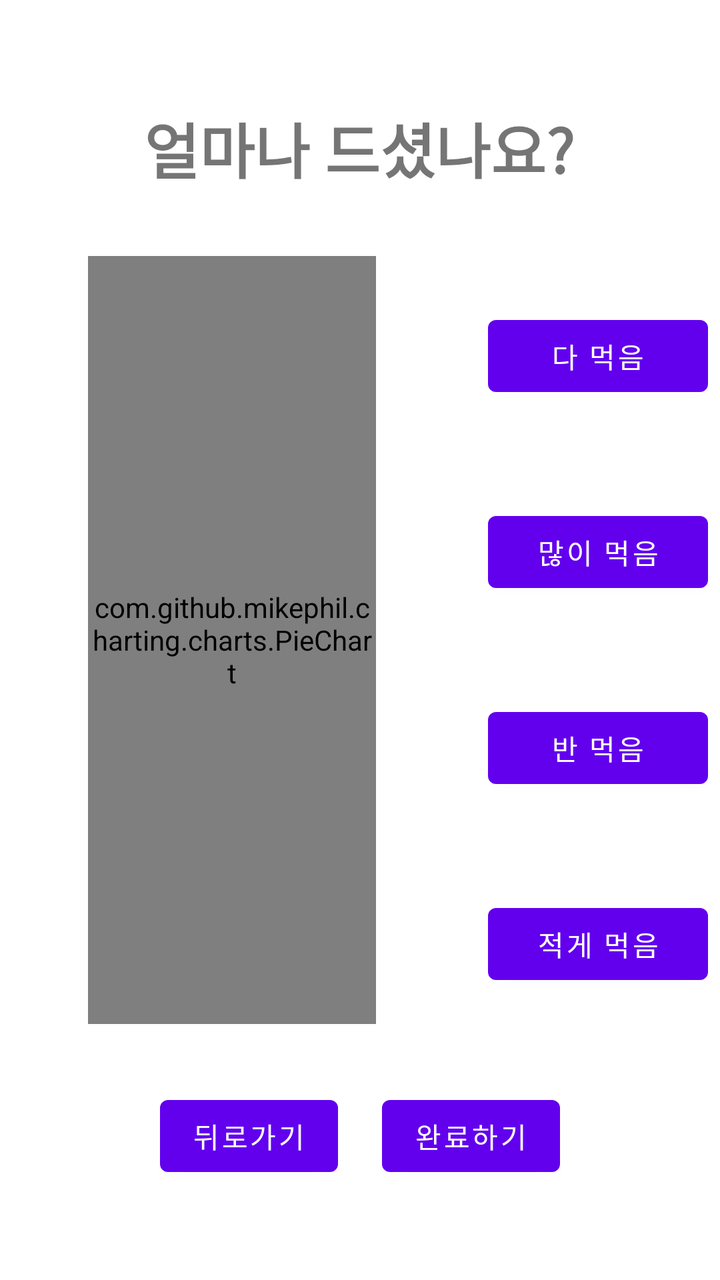
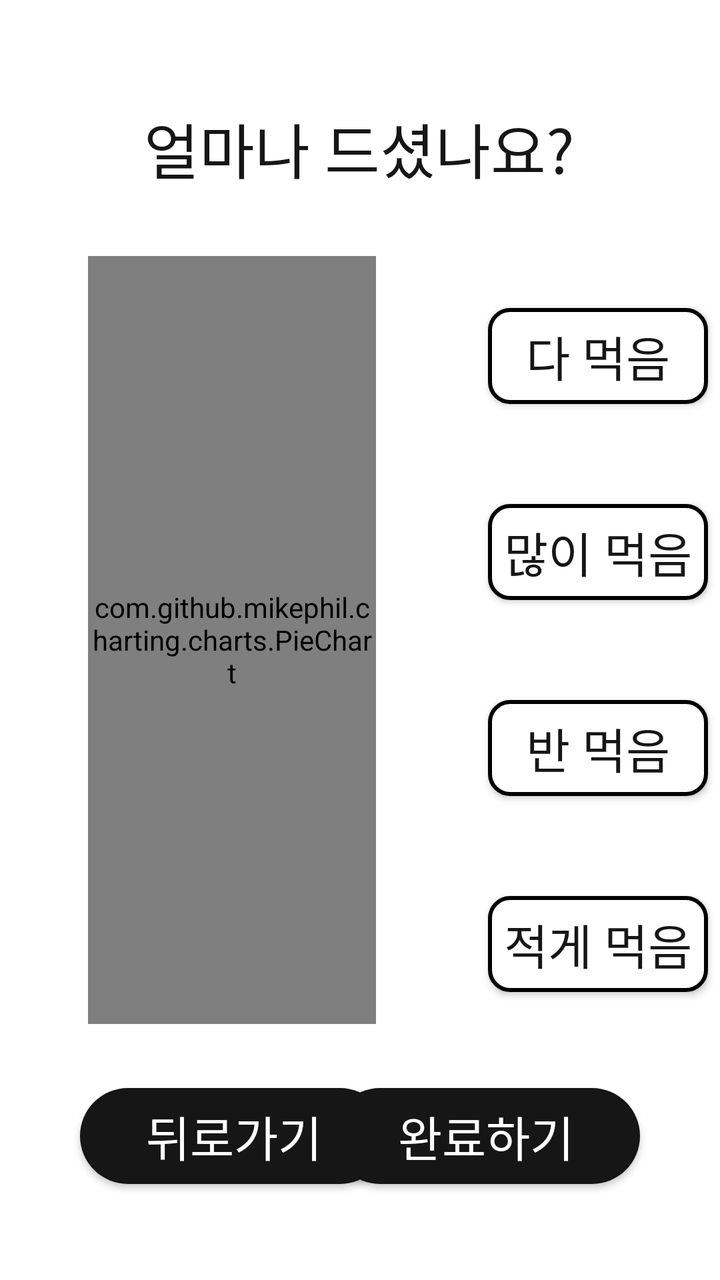

The first picture is an Android layout as it rendered before a commit; the second is the same layout after the commit. The layout source and the unified diff follow.
<!-- AndroidManifest.xml: application theme Theme.BeYourEyes -->
<!-- res/layout/activity_food_info_intake.xml -->
<?xml version="1.0" encoding="utf-8"?>

<androidx.constraintlayout.widget.ConstraintLayout
    xmlns:android="http://schemas.android.com/apk/res/android"
    xmlns:app="http://schemas.android.com/apk/res-auto"
    xmlns:tools="http://schemas.android.com/tools"
    android:layout_width="match_parent"
    android:layout_height="match_parent"
    tools:context=".OcActivity">

    <com.github.mikephil.charting.charts.PieChart
        android:id="@+id/pieChartScanSuccess2"
        android:layout_width="0dp"
        android:layout_height="0dp"
        android:layout_marginStart="44dp"
        app:layout_constraintBottom_toBottomOf="parent"
        app:layout_constraintHeight_percent="0.6"
        app:layout_constraintStart_toStartOf="parent"
        app:layout_constraintTop_toTopOf="parent"
        app:layout_constraintWidth_percent="0.4" />

    <Button
        android:id="@+id/button1"
        android:layout_width="110dp"
        android:layout_height="wrap_content"
        android:layout_marginStart="56dp"
        android:layout_marginTop="10dp"
        android:text="다 먹음"
        app:layout_constraintBottom_toTopOf="@id/button2"
        app:layout_constraintStart_toEndOf="@id/pieChartScanSuccess2"
        app:layout_constraintTop_toTopOf="@id/pieChartScanSuccess2"
        app:layout_constraintVertical_chainStyle="packed" />

    <Button
        android:id="@+id/button2"
        android:layout_width="110dp"
        android:layout_height="wrap_content"
        android:layout_marginStart="56dp"
        android:text="많이 먹음"
        android:layout_marginTop="50dp"
        app:layout_constraintBottom_toTopOf="@id/button3"
        app:layout_constraintStart_toEndOf="@id/pieChartScanSuccess2"
        app:layout_constraintTop_toBottomOf="@id/button1"
        app:layout_constraintVertical_chainStyle="packed" />


    <Button
        android:id="@+id/button3"
        android:layout_width="110dp"
        android:layout_height="wrap_content"
        android:layout_marginStart="56dp"
        android:text="반 먹음"
        android:layout_marginTop="50dp"
        app:layout_constraintBottom_toTopOf="@id/button4"
        app:layout_constraintStart_toEndOf="@id/pieChartScanSuccess2"
        app:layout_constraintTop_toBottomOf="@id/button2"
        app:layout_constraintVertical_chainStyle="packed" />

    <Button
        android:id="@+id/button4"
        android:layout_width="110dp"
        android:layout_height="wrap_content"
        android:layout_marginStart="56dp"
        android:text="적게 먹음"
        android:layout_marginTop="50dp"
        app:layout_constraintBottom_toBottomOf="@id/pieChartScanSuccess2"
        app:layout_constraintStart_toEndOf="@id/pieChartScanSuccess2"
        app:layout_constraintTop_toBottomOf="@id/button3"
        app:layout_constraintVertical_chainStyle="packed" />

    <Button
        android:id="@+id/button16"
        android:layout_width="wrap_content"
        android:layout_height="wrap_content"
        android:layout_marginStart="80dp"
        android:layout_marginBottom="48dp"
        android:text="뒤로가기"
        app:layout_constraintBottom_toBottomOf="parent"
        app:layout_constraintEnd_toStartOf="@+id/button17"
        app:layout_constraintHorizontal_bias="0.0"
        app:layout_constraintStart_toStartOf="parent" />

    <Button
        android:id="@+id/button17"
        android:layout_width="wrap_content"
        android:layout_height="wrap_content"
        android:layout_marginEnd="80dp"
        android:layout_marginBottom="48dp"
        android:text="완료하기"
        app:layout_constraintBottom_toBottomOf="parent"
        app:layout_constraintEnd_toEndOf="parent" />

    <TextView
        android:id="@+id/textView3"
        android:layout_width="wrap_content"
        android:layout_height="wrap_content"
        android:layout_marginTop="52dp"
        android:text="얼마나 드셨나요?"
        android:textSize="30sp"
        android:textStyle="bold"
        app:layout_constraintEnd_toEndOf="parent"
        app:layout_constraintHorizontal_bias="0.498"
        app:layout_constraintStart_toStartOf="parent"
        app:layout_constraintTop_toTopOf="parent" />


</androidx.constraintlayout.widget.ConstraintLayout>
<!-- resources referenced by this layout -->
<resources>
  <style name="Theme.BeYourEyes" parent="Theme.MaterialComponents.DayNight.DarkActionBar">
          
          <item name="colorPrimary">@color/purple_500</item>
          <item name="colorPrimaryVariant">@color/purple_700</item>
          <item name="colorOnPrimary">@color/white</item>
          
          <item name="colorSecondary">@color/teal_200</item>
          <item name="colorSecondaryVariant">@color/teal_700</item>
          <item name="colorOnSecondary">@color/black</item>
          
          <item name="android:statusBarColor">?attr/colorPrimaryVariant</item>
          
  
          
          <item name="windowNoTitle">true</item>
          
          <item name="android:windowFullscreen">true</item>
      </style>
  <color name="purple_500">#FF6200EE</color>
  <color name="purple_700">#FF3700B3</color>
  <color name="white">#FFFFFFFF</color>
  <color name="teal_200">#FF03DAC5</color>
  <color name="teal_700">#FF018786</color>
  <color name="black">#FF161616</color>
</resources>

<!-- the commit's change to res/layout/activity_food_info_intake.xml (unified diff, before → after) -->
@@ -5,8 +5,7 @@
     xmlns:app="http://schemas.android.com/apk/res-auto"
     xmlns:tools="http://schemas.android.com/tools"
     android:layout_width="match_parent"
-    android:layout_height="match_parent"
-    tools:context=".OcActivity">
+    android:layout_height="match_parent">
 
     <com.github.mikephil.charting.charts.PieChart
         android:id="@+id/pieChartScanSuccess2"
@@ -19,24 +18,30 @@
         app:layout_constraintTop_toTopOf="parent"
         app:layout_constraintWidth_percent="0.4" />
 
-    <Button
+    <androidx.appcompat.widget.AppCompatButton
         android:id="@+id/button1"
         android:layout_width="110dp"
         android:layout_height="wrap_content"
         android:layout_marginStart="56dp"
         android:layout_marginTop="10dp"
         android:text="다 먹음"
+        android:background="@drawable/button_default"
+        android:textColor="@color/black"
+        style="@style/title3"
         app:layout_constraintBottom_toTopOf="@id/button2"
         app:layout_constraintStart_toEndOf="@id/pieChartScanSuccess2"
         app:layout_constraintTop_toTopOf="@id/pieChartScanSuccess2"
         app:layout_constraintVertical_chainStyle="packed" />
 
-    <Button
+    <androidx.appcompat.widget.AppCompatButton
         android:id="@+id/button2"
         android:layout_width="110dp"
         android:layout_height="wrap_content"
         android:layout_marginStart="56dp"
         android:text="많이 먹음"
+        android:background="@drawable/button_default"
+        android:textColor="@color/black"
+        style="@style/title3"
         android:layout_marginTop="50dp"
         app:layout_constraintBottom_toTopOf="@id/button3"
         app:layout_constraintStart_toEndOf="@id/pieChartScanSuccess2"
@@ -44,49 +49,61 @@
         app:layout_constraintVertical_chainStyle="packed" />
 
 
-    <Button
+    <androidx.appcompat.widget.AppCompatButton
         android:id="@+id/button3"
         android:layout_width="110dp"
         android:layout_height="wrap_content"
         android:layout_marginStart="56dp"
         android:text="반 먹음"
         android:layout_marginTop="50dp"
+        android:background="@drawable/button_default"
+        android:textColor="@color/black"
+        style="@style/title3"
         app:layout_constraintBottom_toTopOf="@id/button4"
         app:layout_constraintStart_toEndOf="@id/pieChartScanSuccess2"
         app:layout_constraintTop_toBottomOf="@id/button2"
         app:layout_constraintVertical_chainStyle="packed" />
 
-    <Button
+    <androidx.appcompat.widget.AppCompatButton
         android:id="@+id/button4"
         android:layout_width="110dp"
         android:layout_height="wrap_content"
         android:layout_marginStart="56dp"
         android:text="적게 먹음"
+        android:background="@drawable/button_default"
+        android:textColor="@color/black"
+        style="@style/title3"
         android:layout_marginTop="50dp"
         app:layout_constraintBottom_toBottomOf="@id/pieChartScanSuccess2"
         app:layout_constraintStart_toEndOf="@id/pieChartScanSuccess2"
         app:layout_constraintTop_toBottomOf="@id/button3"
         app:layout_constraintVertical_chainStyle="packed" />
 
-    <Button
+    <androidx.appcompat.widget.AppCompatButton
         android:id="@+id/button16"
-        android:layout_width="wrap_content"
+        android:layout_width="154sp"
         android:layout_height="wrap_content"
-        android:layout_marginStart="80dp"
+        android:layout_marginStart="40dp"
         android:layout_marginBottom="48dp"
         android:text="뒤로가기"
+        android:background="@drawable/button_black"
+        android:textColor="@color/white"
+        style="@style/title3"
         app:layout_constraintBottom_toBottomOf="parent"
         app:layout_constraintEnd_toStartOf="@+id/button17"
         app:layout_constraintHorizontal_bias="0.0"
         app:layout_constraintStart_toStartOf="parent" />
 
-    <Button
+    <androidx.appcompat.widget.AppCompatButton
         android:id="@+id/button17"
-        android:layout_width="wrap_content"
+        android:layout_width="154sp"
         android:layout_height="wrap_content"
-        android:layout_marginEnd="80dp"
+        android:layout_marginEnd="40dp"
         android:layout_marginBottom="48dp"
         android:text="완료하기"
+        android:background="@drawable/button_black"
+        android:textColor="@color/white"
+        style="@style/title3"
         app:layout_constraintBottom_toBottomOf="parent"
         app:layout_constraintEnd_toEndOf="parent" />
 
@@ -96,8 +113,8 @@
         android:layout_height="wrap_content"
         android:layout_marginTop="52dp"
         android:text="얼마나 드셨나요?"
-        android:textSize="30sp"
-        android:textStyle="bold"
+        style="@style/title2"
+        android:textColor="@color/black"
         app:layout_constraintEnd_toEndOf="parent"
         app:layout_constraintHorizontal_bias="0.498"
         app:layout_constraintStart_toStartOf="parent"
<!-- resource entries referenced after the edit -->
@@ -21,6 +21,31 @@
   <color name="purple_500">#FF6200EE</color>
   <color name="purple_700">#FF3700B3</color>
   <color name="white">#FFFFFFFF</color>
+  <!-- drawable button_black (drawable) -->
+  <?xml version="1.0" encoding="utf-8"?>
+  <shape xmlns:android="http://schemas.android.com/apk/res/android"
+      android:shape="rectangle">
+      <solid android:color="@color/black" />
+      <corners android:radius="30dp" />
+  
+  </shape>
+  <!-- drawable button_default (drawable) -->
+  <?xml version="1.0" encoding="utf-8"?>
+  <shape xmlns:android="http://schemas.android.com/apk/res/android"
+      android:shape="rectangle">
+      <solid android:color="@color/white" />
+      <stroke android:width="2sp" />
+      <corners android:radius="10dp" />
+  
+  </shape>
+  <style name="title2">
+          <item name="android:fontFamily">@font/pretendard700</item>
+          <item name="android:textSize">30sp</item>
+      </style>
+  <style name="title3">
+          <item name="android:fontFamily">@font/pretendard600</item>
+          <item name="android:textSize">24sp</item>
+      </style>
   <color name="teal_200">#FF03DAC5</color>
   <color name="teal_700">#FF018786</color>
   <color name="black">#FF161616</color>
